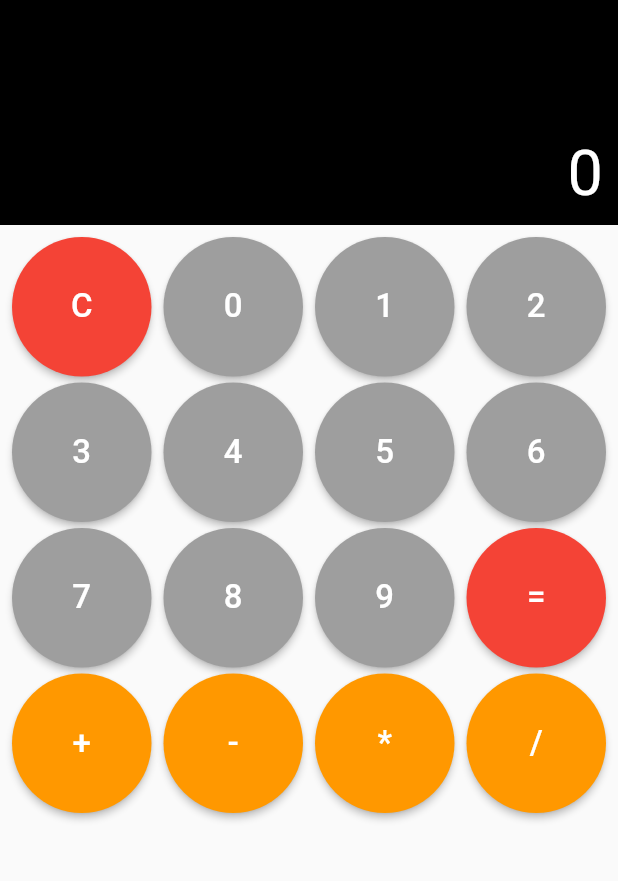
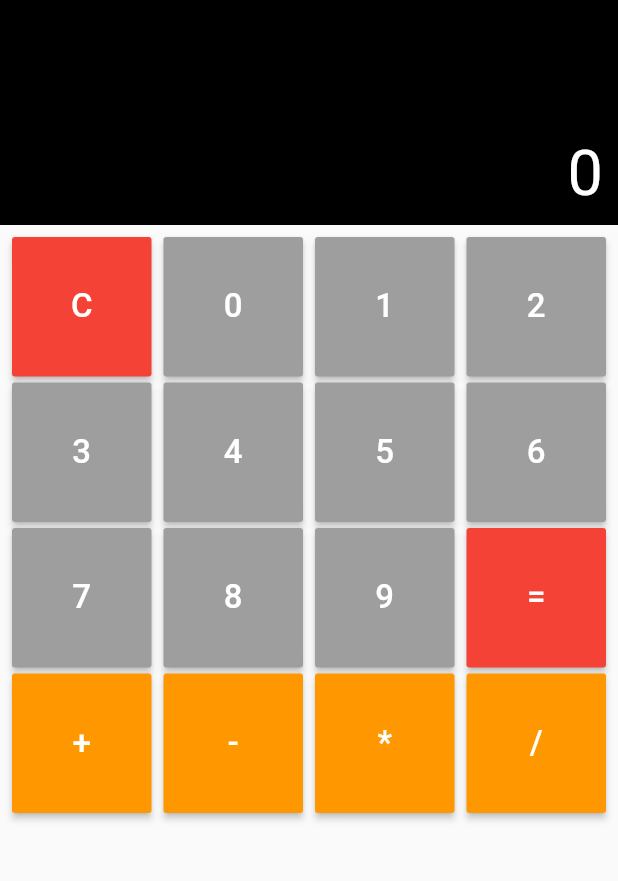
Before and after one commit to vald3nir/flutter_simple_calculator, a Flutter app: the screen it shows after launch, after a tap on an icon or button, on a phone screen of 412 x 824 dp, the part 84-965 px from its top. Run offline on Flutter 3.47's test engine with Material 2 defaults, Android fonts, the phone set to English and light mode, and no system bars; our stand-ins replace flutter_mobx, mobx; generated files the repository leaves out were written again.

Commit message:
split project [android/ios]

```diff
--- a/lib/android/app.dart
+++ b/lib/android/app.dart
@@ -1,15 +1,41 @@
+import 'package:calculator/modules/calculator/calculator_views.dart';
 import 'package:flutter/material.dart';
 
 class AndroidApp extends StatelessWidget {
   @override
   Widget build(BuildContext context) {
     return MaterialApp(
-      title: "IMC",
+      title: 'Calculator',
+      theme: ThemeData(
+        primarySwatch: Colors.red,
+        visualDensity: VisualDensity.adaptivePlatformDensity,
+      ),
       debugShowCheckedModeBanner: false,
-      theme: ThemeData(
-        primarySwatch: Colors.pink,
-      ),
-      // home: HomePage(),
+      home: MyHomePage(title: 'Calculator'),
     );
   }
 }
+
+class MyHomePage extends StatelessWidget {
+  MyHomePage({this.title});
+
+  final String title;
+
+  @override
+  Widget build(BuildContext context) {
+    return Scaffold(
+      appBar: AppBar(
+        title: Text(this.title),
+      ),
+      body: SafeArea(
+        child: SingleChildScrollView(
+          child: Container(
+            child: Column(
+              children: <Widget>[Visor(), KeyboardAndroid()],
+            ),
+          ),
+        ),
+      ),
+    );
+  }
+}
--- a/lib/components/buttons.dart
+++ /dev/null
@@ -1,34 +0,0 @@
-import 'dart:ui';
-
-import 'package:calculator/components/texts.dart';
-import 'package:flutter/material.dart';
-
-// ignore: must_be_immutable
-class _ButtonBase extends StatelessWidget {
-  final String title;
-  final Color color;
-  var shape;
-  var listener;
-
-  _ButtonBase({this.title, this.color, this.shape, this.listener});
-
-  @override
-  Widget build(BuildContext context) {
-    // ignore: deprecated_member_use
-    return RaisedButton(
-        color: color,
-        onPressed: this.listener,
-        shape: shape,
-        child: TextButtonsDefault(this.title));
-  }
-}
-
-// ignore: must_be_immutable
-class ButtonRounded extends _ButtonBase {
-  ButtonRounded(String text, Color color, var listener)
-      : super(
-            title: text,
-            color: color,
-            shape: CircleBorder(),
-            listener: listener);
-}
--- a/lib/main.dart
+++ b/lib/main.dart
@@ -1,107 +1,8 @@
-import 'package:calculator/components/texts.dart';
+import 'dart:io' show Platform;
+
 import 'package:flutter/material.dart';
-import 'package:flutter_mobx/flutter_mobx.dart';
 
-import 'components/buttons.dart';
-import 'controllers/calculator_controller.dart';
+import 'android/app.dart';
+import 'ios/app.dart';
 
-final controller = CalculatorController();
-
-void main() {
-  runApp(MyApp());
-}
-
-class MyApp extends StatelessWidget {
-  @override
-  Widget build(BuildContext context) {
-    return MaterialApp(
-      title: 'Calculator',
-      theme: ThemeData(
-        primarySwatch: Colors.red,
-        visualDensity: VisualDensity.adaptivePlatformDensity,
-      ),
-      debugShowCheckedModeBanner: false,
-      home: MyHomePage(title: 'Calculator'),
-    );
-  }
-}
-
-class _Visor extends StatelessWidget {
-  @override
-  Widget build(BuildContext context) {
-    return Container(
-      color: Colors.black,
-      alignment: Alignment.bottomRight,
-      height: 150,
-      child: Padding(
-        padding: const EdgeInsets.all(10.0),
-        child: Observer(
-          builder: (_) => LabelBig(controller.response, Colors.white),
-        ),
-      ),
-    );
-  }
-}
-
-// ignore: must_be_immutable
-class _Keyboard extends StatelessWidget {
-  var widgetList = [
-    ["C", Colors.red, () {
-      controller.clearOperation();
-    }    ],
-    ["0", Colors.grey, () { controller.putDigital(0) ;}    ],
-    ["1", Colors.grey, () { controller.putDigital(1); }    ],
-    ["2", Colors.grey, () { controller.putDigital(2); }    ],
-    ["3", Colors.grey, () { controller.putDigital(3); }    ],
-    ["4", Colors.grey, () { controller.putDigital(4); }    ],
-    ["5", Colors.grey, () { controller.putDigital(5); }    ],
-    ["6", Colors.grey, () { controller.putDigital(6); }    ],
-    ["7", Colors.grey, () { controller.putDigital(7); }    ],
-    ["8", Colors.grey, () { controller.putDigital(8); }    ],
-    ["9", Colors.grey, () { controller.putDigital(9); }    ],
-    ["=", Colors.red, () { controller.resolve(); }    ],
-    ["+", Colors.orange, () { controller.callPlus(); }    ],
-    ["-", Colors.orange, () { controller.callMinus(); }    ],
-    ["*", Colors.orange, () { controller.callTimes(); }    ],
-    ["/", Colors.orange, () { controller.callDivider(); }    ],
-  ];
-
-  @override
-  Widget build(BuildContext context) {
-    return GridView.builder(
-      gridDelegate: SliverGridDelegateWithFixedCrossAxisCount(
-          crossAxisCount: 4, crossAxisSpacing: 8, mainAxisSpacing: 4),
-      padding: EdgeInsets.all(8),
-      shrinkWrap: true,
-      itemCount: widgetList.length,
-      itemBuilder: (context, index) {
-        return ButtonRounded(
-            widgetList[index][0], widgetList[index][1], widgetList[index][2]);
-      },
-    );
-  }
-}
-
-class MyHomePage extends StatelessWidget {
-  MyHomePage({this.title});
-
-  final String title;
-
-  @override
-  Widget build(BuildContext context) {
-    return Scaffold(
-      appBar: AppBar(
-        title: Text(this.title),
-      ),
-      body: SafeArea(
-        child: SingleChildScrollView(
-          child: Container(
-            child: Column(
-              children: <Widget>[_Visor(), _Keyboard()],
-            ),
-          ),
-        ),
-      ),
-    );
-  }
-}
+void main() => Platform.isIOS ? runApp(IOSApp()) : runApp(AndroidApp());
--- /dev/null
+++ b/lib/modules/calculator/calculator_views.dart
@@ -0,0 +1,81 @@
+import 'package:calculator/modules/calculator/calculator_controller.dart';
+import 'package:calculator/modules/components/buttons.dart';
+import 'package:calculator/modules/components/texts.dart';
+import 'package:flutter/material.dart';
+import 'package:flutter_mobx/flutter_mobx.dart';
+
+final controller = CalculatorController();
+var digits = [
+  ["C", Colors.red, () { controller.clearOperation();}],
+  ["0", Colors.grey, () { controller.putDigital(0);}],
+  ["1", Colors.grey, () { controller.putDigital(1);}],
+  ["2", Colors.grey, () { controller.putDigital(2);}],
+  ["3", Colors.grey, () { controller.putDigital(3);}],
+  ["4", Colors.grey, () { controller.putDigital(4);}],
+  ["5", Colors.grey, () { controller.putDigital(5);}],
+  ["6", Colors.grey, () { controller.putDigital(6);}],
+  ["7", Colors.grey, () { controller.putDigital(7);}],
+  ["8", Colors.grey, () { controller.putDigital(8);}],
+  ["9", Colors.grey, () { controller.putDigital(9);}],
+  ["=", Colors.red, () { controller.resolve();}],
+  ["+", Colors.orange, () { controller.callPlus();}],
+  ["-", Colors.orange, () { controller.callMinus();}],
+  ["*", Colors.orange, () { controller.callTimes();}],
+  ["/", Colors.orange, () { controller.callDivider();}],
+];
+
+
+// ignore: must_be_immutable
+class KeyboardAndroid extends StatelessWidget {
+
+  @override
+  Widget build(BuildContext context) {
+    return GridView.builder(
+      gridDelegate: SliverGridDelegateWithFixedCrossAxisCount(
+          crossAxisCount: 4, crossAxisSpacing: 8, mainAxisSpacing: 4),
+      padding: EdgeInsets.all(8),
+      shrinkWrap: true,
+      itemCount: digits.length,
+      itemBuilder: (context, index) {
+        return ButtonRet(
+            digits[index][0], digits[index][1], digits[index][2]);
+      },
+    );
+  }
+}
+
+// ignore: must_be_immutable
+class KeyboardIOS extends StatelessWidget {
+
+  @override
+  Widget build(BuildContext context) {
+    return GridView.builder(
+      gridDelegate: SliverGridDelegateWithFixedCrossAxisCount(
+          crossAxisCount: 4, crossAxisSpacing: 8, mainAxisSpacing: 4),
+      padding: EdgeInsets.all(8),
+      shrinkWrap: true,
+      itemCount: digits.length,
+      itemBuilder: (context, index) {
+        return ButtonRounded(
+            digits[index][0], digits[index][1], digits[index][2]);
+      },
+    );
+  }
+}
+
+class Visor extends StatelessWidget {
+  @override
+  Widget build(BuildContext context) {
+    return Container(
+      color: Colors.black,
+      alignment: Alignment.bottomRight,
+      height: 150,
+      child: Padding(
+        padding: const EdgeInsets.all(10.0),
+        child: Observer(
+          builder: (_) => LabelBig(controller.response, Colors.white),
+        ),
+      ),
+    );
+  }
+}
--- /dev/null
+++ b/lib/modules/components/buttons.dart
@@ -0,0 +1,41 @@
+import 'dart:ui';
+
+import 'package:flutter/material.dart';
+
+import '../components/texts.dart';
+
+// ignore: must_be_immutable
+class _ButtonBase extends StatelessWidget {
+  final String title;
+  final Color color;
+  var shape;
+  var listener;
+
+  _ButtonBase({this.title, this.color, this.shape, this.listener});
+
+  @override
+  Widget build(BuildContext context) {
+    // ignore: deprecated_member_use
+    return RaisedButton(
+        color: color,
+        onPressed: this.listener,
+        shape: shape,
+        child: TextButtonsDefault(this.title));
+  }
+}
+
+// ignore: must_be_immutable
+class ButtonRounded extends _ButtonBase {
+  ButtonRounded(String text, Color color, var listener)
+      : super(
+            title: text,
+            color: color,
+            shape: CircleBorder(),
+            listener: listener);
+}
+
+// ignore: must_be_immutable
+class ButtonRet extends _ButtonBase {
+  ButtonRet(String text, Color color, var listener)
+      : super(title: text, color: color, listener: listener);
+}
```
Also changed, not shown: lib/android/pages/home.page.dart (deleted, +0 -68 lines), lib/ios/app.dart (+33 -4 lines), lib/ios/pages/home.page.dart (deleted, +0 -60 lines), lib/modules/calculator/calculator_controller.dart (renamed from lib/controllers/calculator_controller.dart), lib/modules/calculator/calculator_controller.g.dart (renamed from lib/controllers/calculator_controller.g.dart), lib/modules/components/texts.dart (renamed from lib/components/texts.dart), 3 other files.
